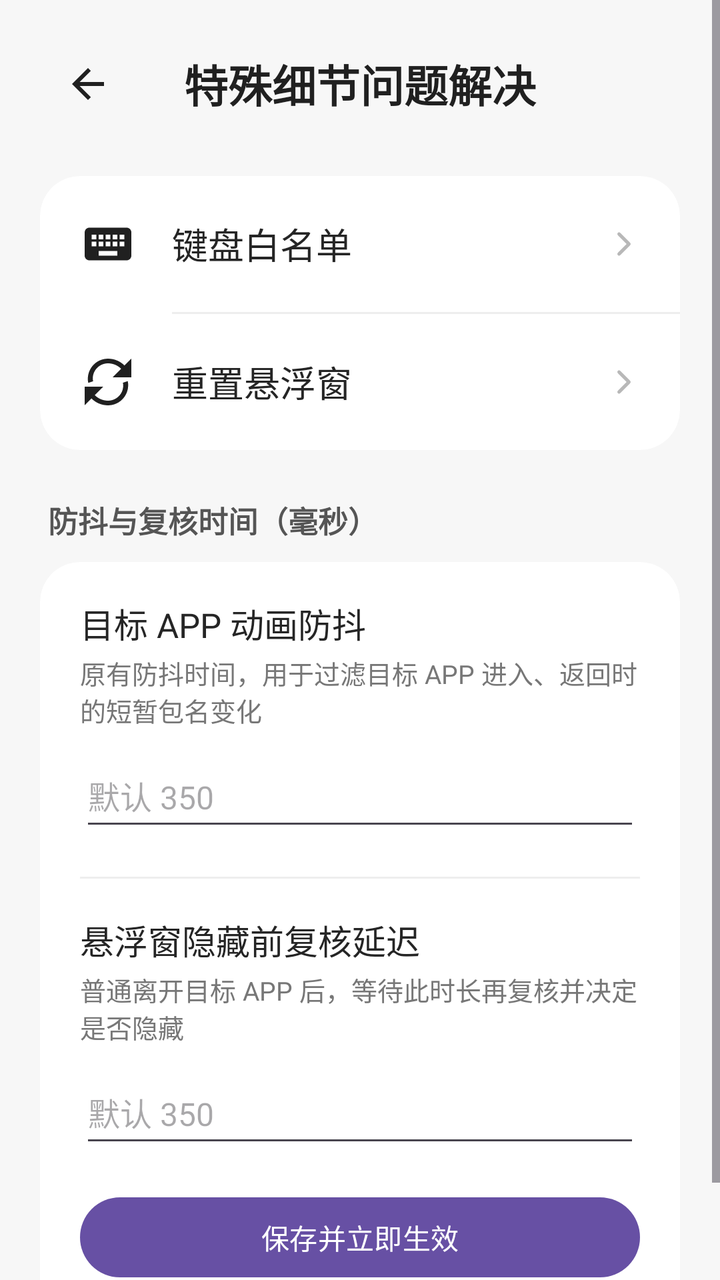
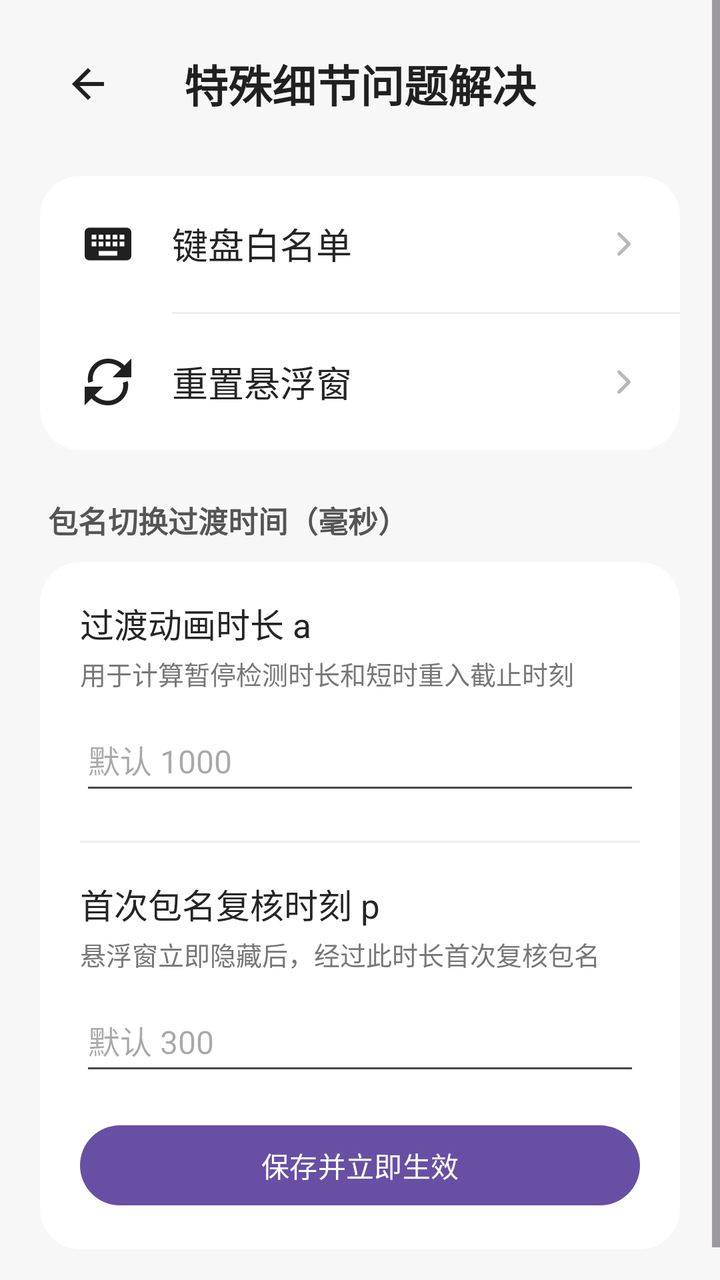

The first picture is an Android layout as it rendered before a commit; the second is the same layout after the commit. The layout source and the unified diff follow.
<!-- AndroidManifest.xml: application theme Theme.Basic -->
<!-- res/layout/fragment_special_details.xml -->
<?xml version="1.0" encoding="utf-8"?>
<ScrollView xmlns:android="http://schemas.android.com/apk/res/android"
    xmlns:app="http://schemas.android.com/apk/res-auto"
    android:layout_width="match_parent"
    android:layout_height="match_parent"
    android:background="#F7F7F7"
    android:clipToPadding="false"
    android:fillViewport="true"
    android:overScrollMode="never">

    <LinearLayout
        android:layout_width="match_parent"
        android:layout_height="wrap_content"
        android:orientation="vertical"
        android:paddingStart="20dp"
        android:paddingTop="14dp"
        android:paddingEnd="20dp"
        android:paddingBottom="32dp">

        <FrameLayout
            android:layout_width="match_parent"
            android:layout_height="56dp"
            android:layout_marginBottom="18dp">

            <ImageButton
                android:id="@+id/btn_special_details_back"
                android:layout_width="48dp"
                android:layout_height="48dp"
                android:layout_gravity="start|center_vertical"
                android:background="?attr/selectableItemBackgroundBorderless"
                android:contentDescription="@string/back"
                android:padding="12dp"
                android:src="@drawable/ic_arrow_back" />

            <TextView
                android:layout_width="match_parent"
                android:layout_height="match_parent"
                android:gravity="center"
                android:paddingStart="52dp"
                android:paddingEnd="52dp"
                android:text="@string/special_details"
                android:textColor="#202020"
                android:textSize="22sp"
                android:textStyle="bold" />

        </FrameLayout>

        <androidx.cardview.widget.CardView
            android:layout_width="match_parent"
            android:layout_height="wrap_content"
            app:cardBackgroundColor="#FFFFFF"
            app:cardCornerRadius="20dp"
            app:cardElevation="0dp"
            app:cardPreventCornerOverlap="true">

            <LinearLayout
                android:layout_width="match_parent"
                android:layout_height="wrap_content"
                android:orientation="vertical">

                <LinearLayout
                    android:id="@+id/row_keyboard_whitelist"
                    android:layout_width="match_parent"
                    android:layout_height="68dp"
                    android:background="?attr/selectableItemBackground"
                    android:clickable="true"
                    android:focusable="true"
                    android:gravity="center_vertical"
                    android:orientation="horizontal"
                    android:paddingStart="20dp"
                    android:paddingEnd="18dp">

                    <ImageView
                        android:layout_width="28dp"
                        android:layout_height="28dp"
                        android:contentDescription="@null"
                        android:src="@drawable/ic_menu_keyboard" />

                    <TextView
                        android:layout_width="0dp"
                        android:layout_height="wrap_content"
                        android:layout_marginStart="18dp"
                        android:layout_weight="1"
                        android:text="@string/keyboard_whitelist"
                        android:textColor="#252525"
                        android:textSize="18sp" />

                    <ImageView
                        android:layout_width="20dp"
                        android:layout_height="20dp"
                        android:contentDescription="@null"
                        android:src="@drawable/ic_menu_chevron" />

                </LinearLayout>

                <View
                    android:layout_width="match_parent"
                    android:layout_height="1dp"
                    android:layout_marginStart="66dp"
                    android:background="#EEEEEE" />

                <LinearLayout
                    android:id="@+id/row_reset_floating"
                    android:layout_width="match_parent"
                    android:layout_height="68dp"
                    android:background="?attr/selectableItemBackground"
                    android:clickable="true"
                    android:focusable="true"
                    android:gravity="center_vertical"
                    android:orientation="horizontal"
                    android:paddingStart="20dp"
                    android:paddingEnd="18dp">

                    <ImageView
                        android:layout_width="28dp"
                        android:layout_height="28dp"
                        android:contentDescription="@null"
                        android:src="@drawable/ic_menu_reset" />

                    <TextView
                        android:layout_width="0dp"
                        android:layout_height="wrap_content"
                        android:layout_marginStart="18dp"
                        android:layout_weight="1"
                        android:text="@string/reset_floating_window"
                        android:textColor="#252525"
                        android:textSize="18sp" />

                    <ImageView
                        android:layout_width="20dp"
                        android:layout_height="20dp"
                        android:contentDescription="@null"
                        android:src="@drawable/ic_menu_chevron" />

                </LinearLayout>

            </LinearLayout>

        </androidx.cardview.widget.CardView>

        <TextView
            android:layout_width="match_parent"
            android:layout_height="wrap_content"
            android:layout_marginStart="4dp"
            android:layout_marginTop="24dp"
            android:text="@string/debounce_settings_title"
            android:textColor="#555555"
            android:textSize="15sp"
            android:textStyle="bold" />

        <androidx.cardview.widget.CardView
            android:layout_width="match_parent"
            android:layout_height="wrap_content"
            android:layout_marginTop="10dp"
            app:cardBackgroundColor="#FFFFFF"
            app:cardCornerRadius="20dp"
            app:cardElevation="0dp"
            app:cardPreventCornerOverlap="true">

            <LinearLayout
                android:layout_width="match_parent"
                android:layout_height="wrap_content"
                android:orientation="vertical"
                android:paddingStart="20dp"
                android:paddingTop="18dp"
                android:paddingEnd="20dp"
                android:paddingBottom="18dp">

                <TextView
                    android:layout_width="match_parent"
                    android:layout_height="wrap_content"
                    android:text="@string/app_state_debounce_label"
                    android:textColor="#252525"
                    android:textSize="17sp" />

                <TextView
                    android:layout_width="match_parent"
                    android:layout_height="wrap_content"
                    android:layout_marginTop="3dp"
                    android:text="@string/app_state_debounce_hint"
                    android:textColor="#777777"
                    android:textSize="13sp" />

                <EditText
                    android:id="@+id/et_app_state_debounce_ms"
                    android:layout_width="match_parent"
                    android:layout_height="48dp"
                    android:layout_marginTop="8dp"
                    android:digits="0123456789"
                    android:hint="@string/debounce_default_hint"
                    android:importantForAutofill="no"
                    android:inputType="number"
                    android:maxLength="5"
                    android:maxLines="1"
                    android:selectAllOnFocus="true"
                    android:textColor="#252525"
                    android:textSize="16sp" />

                <View
                    android:layout_width="match_parent"
                    android:layout_height="1dp"
                    android:layout_marginTop="18dp"
                    android:layout_marginBottom="18dp"
                    android:background="#EEEEEE" />

                <TextView
                    android:layout_width="match_parent"
                    android:layout_height="wrap_content"
                    android:text="@string/floating_exit_confirm_delay_label"
                    android:textColor="#252525"
                    android:textSize="17sp" />

                <TextView
                    android:layout_width="match_parent"
                    android:layout_height="wrap_content"
                    android:layout_marginTop="3dp"
                    android:text="@string/floating_exit_confirm_delay_hint"
                    android:textColor="#777777"
                    android:textSize="13sp" />

                <EditText
                    android:id="@+id/et_floating_exit_confirm_delay_ms"
                    android:layout_width="match_parent"
                    android:layout_height="48dp"
                    android:layout_marginTop="8dp"
                    android:digits="0123456789"
                    android:hint="@string/debounce_default_hint"
                    android:importantForAutofill="no"
                    android:imeOptions="actionDone"
                    android:inputType="number"
                    android:maxLength="5"
                    android:maxLines="1"
                    android:selectAllOnFocus="true"
                    android:textColor="#252525"
                    android:textSize="16sp" />

                <Button
                    android:id="@+id/btn_save_debounce_settings"
                    android:layout_width="match_parent"
                    android:layout_height="48dp"
                    android:layout_marginTop="16dp"
                    android:text="@string/save_debounce_settings"
                    android:textAllCaps="false" />

            </LinearLayout>

        </androidx.cardview.widget.CardView>

    </LinearLayout>

</ScrollView>
<!-- resources referenced by this layout -->
<resources>
  <!-- drawable ic_arrow_back (drawable) -->
  <?xml version="1.0" encoding="utf-8"?>
  <vector xmlns:android="http://schemas.android.com/apk/res/android"
      android:width="24dp"
      android:height="24dp"
      android:viewportWidth="24"
      android:viewportHeight="24">
      <path
          android:fillColor="#202020"
          android:pathData="M20,11H7.83L13.42,5.41L12,4L4,12L12,20L13.42,18.59L7.83,13H20V11Z" />
  </vector>
  <!-- drawable ic_menu_chevron (drawable) -->
  <vector xmlns:android="http://schemas.android.com/apk/res/android"
      android:width="24dp"
      android:height="24dp"
      android:viewportWidth="24"
      android:viewportHeight="24">
      <path
          android:fillColor="@android:color/transparent"
          android:pathData="M9,6 L15,12 L9,18"
          android:strokeColor="#B8B8B8"
          android:strokeLineCap="round"
          android:strokeLineJoin="round"
          android:strokeWidth="2" />
  </vector>
  <!-- drawable ic_menu_keyboard (drawable) -->
  <vector xmlns:android="http://schemas.android.com/apk/res/android"
      android:width="24dp"
      android:height="24dp"
      android:viewportWidth="24"
      android:viewportHeight="24">
      <path
          android:fillColor="#202020"
          android:pathData="M20,5H4c-1.1,0 -1.99,0.9 -1.99,2L2,17c0,1.1 0.9,2 2,2h16c1.1,0 2,-0.9 2,-2V7c0,-1.1 -0.9,-2 -2,-2zM11,8h2v2h-2V8zM11,11h2v2h-2v-2zM8,8h2v2H8V8zM8,11h2v2H8v-2zM5,8h2v2H5V8zM5,11h2v2H5v-2zM16,17H8v-2h8v2zM16,13h-2v-2h2v2zM16,10h-2V8h2v2zM19,13h-2v-2h2v2zM19,10h-2V8h2v2z" />
  </vector>
  <!-- drawable ic_menu_reset (drawable) -->
  <vector xmlns:android="http://schemas.android.com/apk/res/android"
      android:width="24dp"
      android:height="24dp"
      android:viewportWidth="24"
      android:viewportHeight="24">
      <path
          android:fillColor="#202020"
          android:pathData="M17.65,6.35C16.2,4.9 14.21,4 12,4c-4.09,0 -7.19,3.72 -6.39,7.69l-2.08,0.68C2.45,7.08 6.47,2 12,2c2.76,0 5.26,1.12 7.07,2.93L22,2v8h-8l3.65,-3.65zM6.35,17.65C7.8,19.1 9.79,20 12,20c4.09,0 7.19,-3.72 6.39,-7.69l2.08,-0.68C21.55,16.92 17.53,22 12,22c-2.76,0 -5.26,-1.12 -7.07,-2.93L2,22v-8h8l-3.65,3.65z" />
  </vector>
  <string name="app_state_debounce_hint">原有防抖时间，用于过滤目标 APP 进入、返回时的短暂包名变化</string>
  <string name="app_state_debounce_label">目标 APP 动画防抖</string>
  <string name="back">返回</string>
  <string name="debounce_default_hint">默认 350</string>
  <string name="debounce_settings_title">防抖与复核时间（毫秒）</string>
  <string name="floating_exit_confirm_delay_hint">普通离开目标 APP 后，等待此时长再复核并决定是否隐藏</string>
  <string name="floating_exit_confirm_delay_label">悬浮窗隐藏前复核延迟</string>
  <string name="keyboard_whitelist">键盘白名单</string>
  <string name="reset_floating_window">重置悬浮窗</string>
  <string name="save_debounce_settings">保存并立即生效</string>
  <string name="special_details">特殊细节问题解决</string>
  <style name="Theme.Basic" parent="Base.Theme.Basic" />
  <style name="Base.Theme.Basic" parent="Theme.Material3.DayNight.NoActionBar">
          
          
      </style>
</resources>

<!-- the commit's change to res/layout/fragment_special_details.xml (unified diff, before → after) -->
@@ -169,7 +169,7 @@
                 <TextView
                     android:layout_width="match_parent"
                     android:layout_height="wrap_content"
-                    android:text="@string/app_state_debounce_label"
+                    android:text="@string/transition_animation_duration_label"
                     android:textColor="#252525"
                     android:textSize="17sp" />
 
@@ -177,17 +177,17 @@
                     android:layout_width="match_parent"
                     android:layout_height="wrap_content"
                     android:layout_marginTop="3dp"
-                    android:text="@string/app_state_debounce_hint"
+                    android:text="@string/transition_animation_duration_hint"
                     android:textColor="#777777"
                     android:textSize="13sp" />
 
                 <EditText
-                    android:id="@+id/et_app_state_debounce_ms"
+                    android:id="@+id/et_transition_animation_duration_ms"
                     android:layout_width="match_parent"
                     android:layout_height="48dp"
                     android:layout_marginTop="8dp"
                     android:digits="0123456789"
-                    android:hint="@string/debounce_default_hint"
+                    android:hint="@string/transition_animation_duration_default_hint"
                     android:importantForAutofill="no"
                     android:inputType="number"
                     android:maxLength="5"
@@ -206,7 +206,7 @@
                 <TextView
                     android:layout_width="match_parent"
                     android:layout_height="wrap_content"
-                    android:text="@string/floating_exit_confirm_delay_label"
+                    android:text="@string/transition_package_check_delay_label"
                     android:textColor="#252525"
                     android:textSize="17sp" />
 
@@ -214,17 +214,17 @@
                     android:layout_width="match_parent"
                     android:layout_height="wrap_content"
                     android:layout_marginTop="3dp"
-                    android:text="@string/floating_exit_confirm_delay_hint"
+                    android:text="@string/transition_package_check_delay_hint"
                     android:textColor="#777777"
                     android:textSize="13sp" />
 
                 <EditText
-                    android:id="@+id/et_floating_exit_confirm_delay_ms"
+                    android:id="@+id/et_transition_package_check_delay_ms"
                     android:layout_width="match_parent"
                     android:layout_height="48dp"
                     android:layout_marginTop="8dp"
                     android:digits="0123456789"
-                    android:hint="@string/debounce_default_hint"
+                    android:hint="@string/transition_package_check_delay_default_hint"
                     android:importantForAutofill="no"
                     android:imeOptions="actionDone"
                     android:inputType="number"
<!-- resource entries referenced after the edit -->
@@ -45,17 +45,18 @@
           android:fillColor="#202020"
           android:pathData="M17.65,6.35C16.2,4.9 14.21,4 12,4c-4.09,0 -7.19,3.72 -6.39,7.69l-2.08,0.68C2.45,7.08 6.47,2 12,2c2.76,0 5.26,1.12 7.07,2.93L22,2v8h-8l3.65,-3.65zM6.35,17.65C7.8,19.1 9.79,20 12,20c4.09,0 7.19,-3.72 6.39,-7.69l2.08,-0.68C21.55,16.92 17.53,22 12,22c-2.76,0 -5.26,-1.12 -7.07,-2.93L2,22v-8h8l-3.65,3.65z" />
   </vector>
-  <string name="app_state_debounce_hint">原有防抖时间，用于过滤目标 APP 进入、返回时的短暂包名变化</string>
-  <string name="app_state_debounce_label">目标 APP 动画防抖</string>
   <string name="back">返回</string>
-  <string name="debounce_default_hint">默认 350</string>
-  <string name="debounce_settings_title">防抖与复核时间（毫秒）</string>
-  <string name="floating_exit_confirm_delay_hint">普通离开目标 APP 后，等待此时长再复核并决定是否隐藏</string>
-  <string name="floating_exit_confirm_delay_label">悬浮窗隐藏前复核延迟</string>
+  <string name="debounce_settings_title">包名切换过渡时间（毫秒）</string>
   <string name="keyboard_whitelist">键盘白名单</string>
   <string name="reset_floating_window">重置悬浮窗</string>
   <string name="save_debounce_settings">保存并立即生效</string>
   <string name="special_details">特殊细节问题解决</string>
+  <string name="transition_animation_duration_default_hint">默认 1000</string>
+  <string name="transition_animation_duration_hint">用于计算暂停检测时长和短时重入截止时刻</string>
+  <string name="transition_animation_duration_label">过渡动画时长 a</string>
+  <string name="transition_package_check_delay_default_hint">默认 300</string>
+  <string name="transition_package_check_delay_hint">悬浮窗立即隐藏后，经过此时长首次复核包名</string>
+  <string name="transition_package_check_delay_label">首次包名复核时刻 p</string>
   <style name="Theme.Basic" parent="Base.Theme.Basic" />
   <style name="Base.Theme.Basic" parent="Theme.Material3.DayNight.NoActionBar">
           
